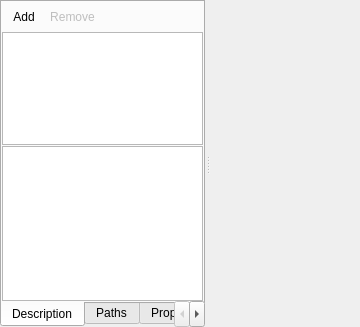
First picture: the form in res/forms/RoomWidget.ui, repository tedvalson/NovelTea, before the edit.
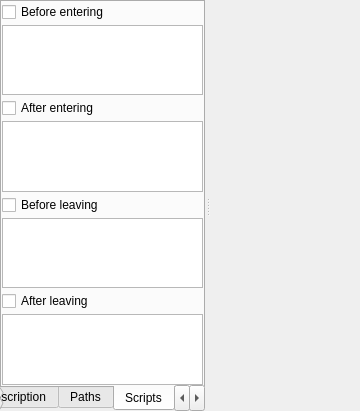
Second picture: the form after the edit. The open tabs and pages were chosen to show the change. Icons and pictures are not drawn. Custom widgets are drawn as their Qt base class.

Commit message: Room: Add scripts to run when entering/leaving rooms

```diff
--- a/res/forms/RoomWidget.ui
+++ b/res/forms/RoomWidget.ui
@@ -238,6 +238,81 @@
         </item>
        </layout>
       </widget>
+      <widget class="QWidget" name="tabScripts">
+       <attribute name="title">
+        <string>Scripts</string>
+       </attribute>
+       <layout class="QVBoxLayout" name="verticalLayout_2">
+        <property name="spacing">
+         <number>3</number>
+        </property>
+        <property name="leftMargin">
+         <number>0</number>
+        </property>
+        <property name="topMargin">
+         <number>0</number>
+        </property>
+        <property name="rightMargin">
+         <number>0</number>
+        </property>
+        <property name="bottomMargin">
+         <number>0</number>
+        </property>
+        <item>
+         <widget class="QCheckBox" name="checkBoxBeforeEnter">
+          <property name="text">
+           <string>Before entering</string>
+          </property>
+         </widget>
+        </item>
+        <item>
+         <widget class="ScriptEdit" name="scriptEditBeforeEnter"/>
+        </item>
+        <item>
+         <widget class="QCheckBox" name="checkBoxAfterEnter">
+          <property name="text">
+           <string>After entering</string>
+          </property>
+         </widget>
+        </item>
+        <item>
+         <widget class="ScriptEdit" name="scriptEditAfterEnter"/>
+        </item>
+        <item>
+         <widget class="QCheckBox" name="checkBoxBeforeLeave">
+          <property name="text">
+           <string>Before leaving</string>
+          </property>
+         </widget>
+        </item>
+        <item>
+         <widget class="ScriptEdit" name="scriptEditBeforeLeave"/>
+        </item>
+        <item>
+         <widget class="QCheckBox" name="checkBoxAfterLeave">
+          <property name="text">
+           <string>After leaving</string>
+          </property>
+         </widget>
+        </item>
+        <item>
+         <widget class="ScriptEdit" name="scriptEditAfterLeave"/>
+        </item>
+        <item>
+         <spacer name="verticalSpacer">
+          <property name="orientation">
+           <enum>Qt::Vertical</enum>
+          </property>
+          <property name="sizeHint" stdset="0">
+           <size>
+            <width>20</width>
+            <height>40</height>
+           </size>
+          </property>
+         </spacer>
+        </item>
+       </layout>
+      </widget>
       <widget class="QWidget" name="tabProperties">
        <attribute name="title">
         <string>Properties</string>
```
The commit also changes 8 other files.
